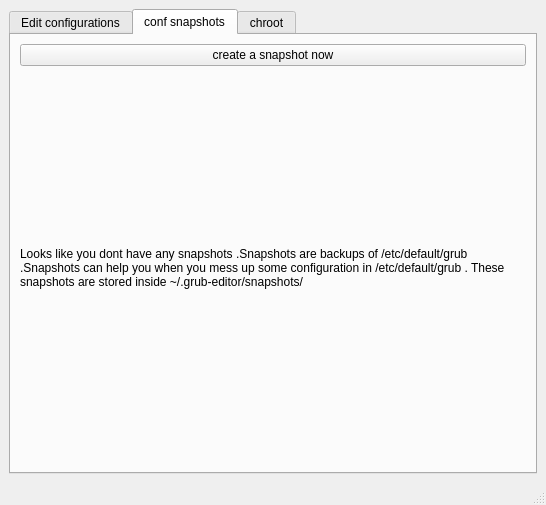
Qt form main1.ui (Thenujan-0/grub-editor) before a commit.
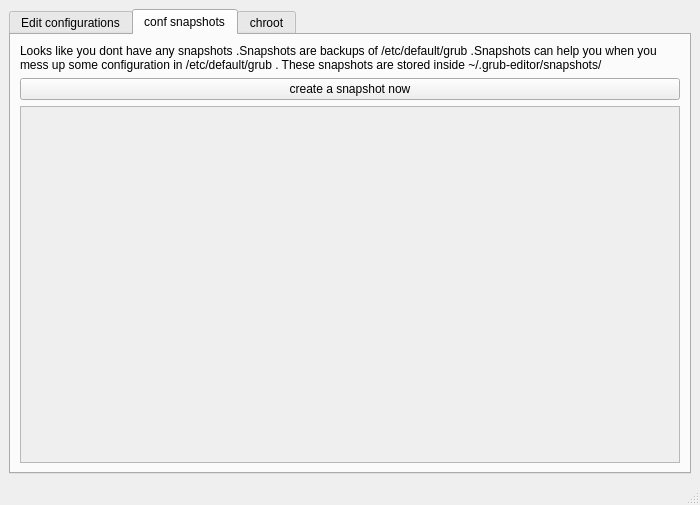
The same form after that commit. The open tabs and pages were chosen to show the change. Icons and pictures are not drawn.

Commit message: shows modified when loaded configuration is modified through the application

Diff of the .ui file:
```diff
--- a/main1.ui
+++ b/main1.ui
@@ -6,10 +6,16 @@
    <rect>
     <x>0</x>
     <y>0</y>
-    <width>546</width>
+    <width>700</width>
     <height>505</height>
    </rect>
   </property>
+  <property name="minimumSize">
+   <size>
+    <width>700</width>
+    <height>0</height>
+   </size>
+  </property>
   <property name="windowTitle">
    <string>Grub Editor</string>
   </property>
@@ -21,7 +27,7 @@
     <item>
      <widget class="QTabWidget" name="tabWidget">
       <property name="currentIndex">
-       <number>1</number>
+       <number>0</number>
       </property>
       <widget class="QWidget" name="edit_configurations">
        <attribute name="title">
@@ -259,16 +265,13 @@
         <string>conf snapshots</string>
        </attribute>
        <layout class="QGridLayout" name="gridLayout_2">
-        <item row="0" column="0">
+        <item row="2" column="0">
          <widget class="QPushButton" name="btn_create_snapshot">
           <property name="text">
            <string>create a snapshot now</string>
           </property>
          </widget>
         </item>
-        <item row="2" column="0">
-         <layout class="QVBoxLayout" name="VLayout_snapshot"/>
-        </item>
         <item row="1" column="0">
          <widget class="QLabel" name="lbl_no_snapshots">
           <property name="text">
@@ -279,6 +282,41 @@
           </property>
          </widget>
         </item>
+        <item row="3" column="0">
+         <widget class="QScrollArea" name="scrollArea">
+          <property name="horizontalScrollBarPolicy">
+           <enum>Qt::ScrollBarAlwaysOff</enum>
+          </property>
+          <property name="sizeAdjustPolicy">
+           <enum>QAbstractScrollArea::AdjustToContents</enum>
+          </property>
+          <property name="widgetResizable">
+           <bool>true</bool>
+          </property>
+          <widget class="QWidget" name="scrollAreaWidgetContents">
+           <property name="geometry">
+            <rect>
+             <x>0</x>
+             <y>0</y>
+             <width>656</width>
+             <height>279</height>
+            </rect>
+           </property>
+           <layout class="QGridLayout" name="gridLayout_8">
+            <item row="0" column="0">
+             <layout class="QVBoxLayout" name="VLayout_snapshot_parent">
+              <property name="topMargin">
+               <number>40</number>
+              </property>
+              <item>
+               <layout class="QVBoxLayout" name="VLayout_snapshot"/>
+              </item>
+             </layout>
+            </item>
+           </layout>
+          </widget>
+         </widget>
+        </item>
        </layout>
       </widget>
       <widget class="QWidget" name="chroot">
@@ -316,7 +354,7 @@
     <rect>
      <x>0</x>
      <y>0</y>
-     <width>546</width>
+     <width>700</width>
      <height>30</height>
     </rect>
    </property>
```
The commit also changes 2 other files.
